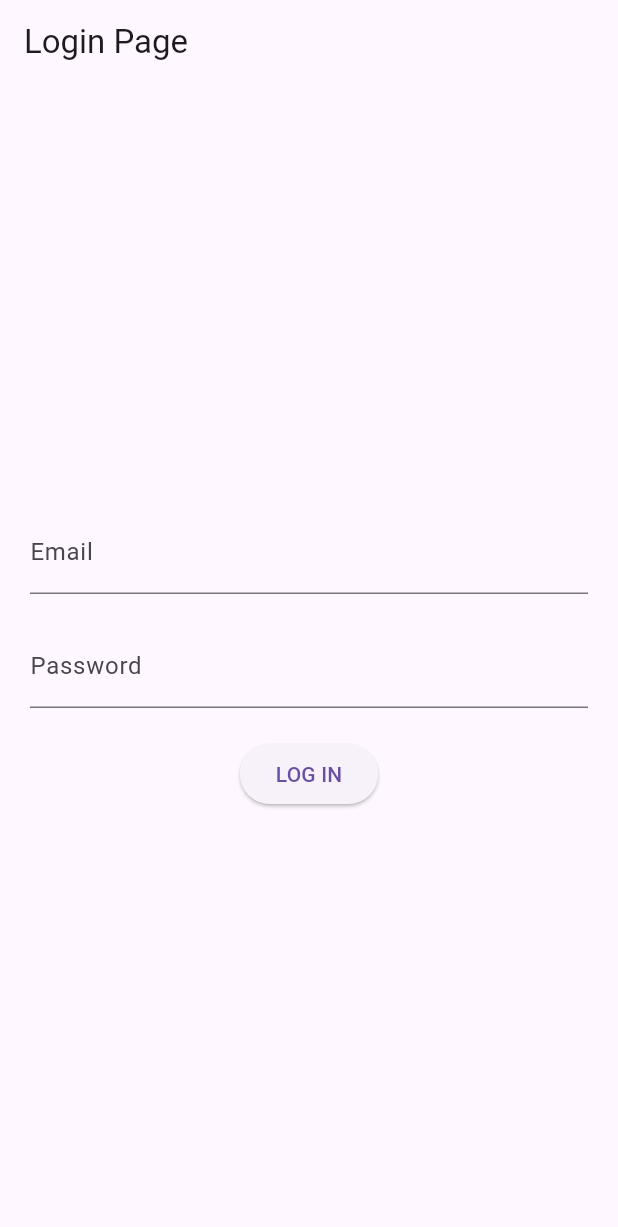
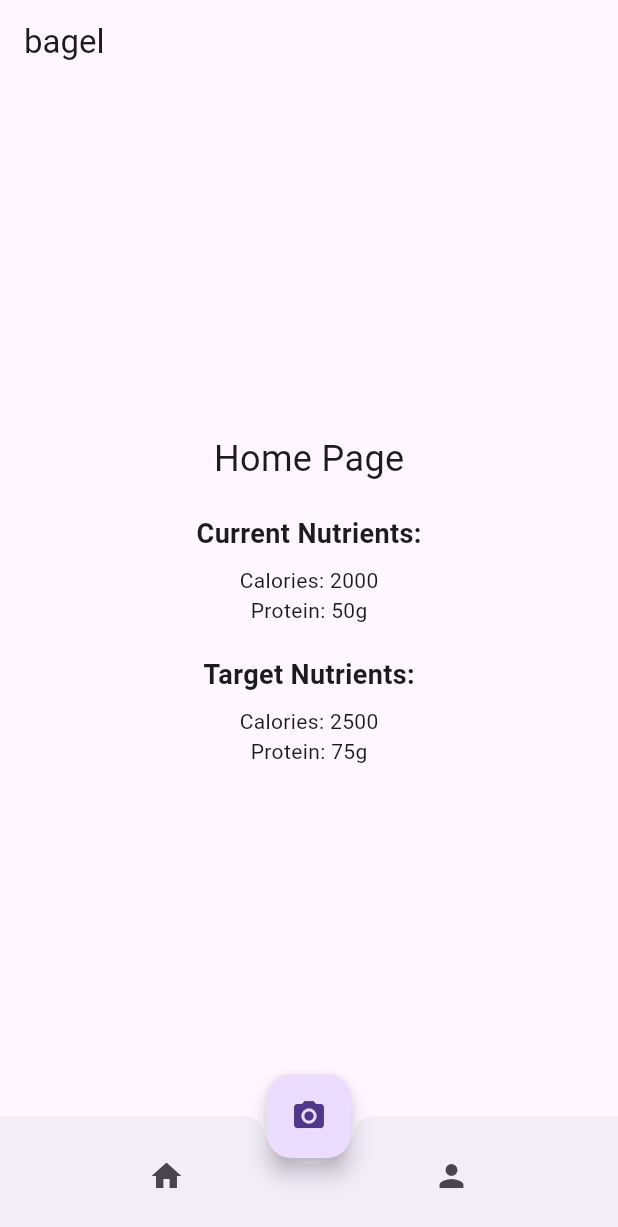
Before and after one commit to Yawn1014/bagel, a Flutter app: the LoginPage screen opened directly, after a tap on "LOG IN", on a phone screen of 412 x 824 dp. Shown: the top 1227 px of the screen. Run offline on Flutter 3.47's test engine with Material 3 defaults, Android fonts, the phone set to English and light mode, and no system bars; our stand-ins replace image_picker.

Commit message:
add home page

```diff
--- /dev/null
+++ b/lib/home.dart
@@ -0,0 +1,93 @@
+import 'package:flutter/material.dart';
+import 'package:image_picker/image_picker.dart';
+
+class HomePage extends StatelessWidget {
+  @override
+  Widget build(BuildContext context) {
+    return MaterialApp(
+      title: 'Nutrient Tracker',
+      theme: ThemeData(
+        primarySwatch: Colors.blue,
+      ),
+      home: MainPage(),
+    );
+  }
+}
+
+class MainPage extends StatelessWidget {
+
+  final ImagePicker _picker = ImagePicker();
+
+  MainPage({super.key});
+
+  Future<void> _captureImage(BuildContext context) async {
+    final XFile? image = await _picker.pickImage(source: ImageSource.camera);
+    // Handle captured image
+    if (image != null) {
+      // Do something with the captured image
+      print('Image path: ${image.path}');
+    }
+  }
+  @override
+  Widget build(BuildContext context) {
+    return Scaffold(
+      appBar: AppBar(
+        title: Text('bagel'),
+      ),
+      body: Column(
+        mainAxisAlignment: MainAxisAlignment.center,
+        children: [
+          Center(
+            child: Text(
+              'Home Page',
+              style: TextStyle(fontSize: 24.0),
+            ),
+          ),
+          SizedBox(height: 20.0),
+          Text(
+            'Current Nutrients:',
+            style: TextStyle(fontSize: 18.0, fontWeight: FontWeight.bold),
+          ),
+          SizedBox(height: 8.0),
+          Text('Calories: 2000'),
+          Text('Protein: 50g'),
+          SizedBox(height: 20.0),
+          Text(
+            'Target Nutrients:',
+            style: TextStyle(fontSize: 18.0, fontWeight: FontWeight.bold),
+          ),
+          SizedBox(height: 8.0),
+          Text('Calories: 2500'),
+          Text('Protein: 75g'),
+        ],
+      ),
+      floatingActionButton: FloatingActionButton(
+        onPressed: () {
+
+        },
+        child: Icon(Icons.camera_alt),
+      ),
+      floatingActionButtonLocation: FloatingActionButtonLocation.centerDocked,
+      bottomNavigationBar: BottomAppBar(
+        shape: CircularNotchedRectangle(),
+        child: Row(
+          mainAxisAlignment: MainAxisAlignment.spaceAround,
+          children: [
+            IconButton(
+              icon: Icon(Icons.home),
+              onPressed: () {
+                // Navigate to home page
+              },
+            ),
+            IconButton(
+              icon: Icon(Icons.person),
+              onPressed: () {
+                // Navigate to profile page
+              },
+            ),
+          ],
+        ),
+      ),
+    );
+  }
+}
--- a/lib/log_in.dart
+++ b/lib/log_in.dart
@@ -1,7 +1,7 @@
 import 'package:flutter/material.dart';
-
+import 'home.dart';
 void main() {
-  runApp(LoginApp());
+  runApp(const LoginApp());
 }
 
 class LoginApp extends StatelessWidget {
@@ -58,8 +58,10 @@ class _LoginPageState extends State<LoginPage> {
                 // Handle login button pressed
                 String email = _emailController.text;
                 String password = _passwordController.text;
+                Navigator.push(
+                  context,
+                  MaterialPageRoute(builder: (context) => HomePage()));
                 // For now, just print the email and password
-                print('Email: $email, Password: $password');
               },
               child: Text('LOG IN'),
             ),
--- a/pubspec.yaml
+++ b/pubspec.yaml
@@ -35,6 +35,8 @@ dependencies:
   # The following adds the Cupertino Icons font to your application.
   # Use with the CupertinoIcons class for iOS style icons.
   cupertino_icons: ^1.0.6
+  image_input: ^0.0.2
+  image_picker: ^1.0.7
 
 dev_dependencies:
   flutter_test:
```
Also changed, not shown: pubspec.lock, 5 other files.
